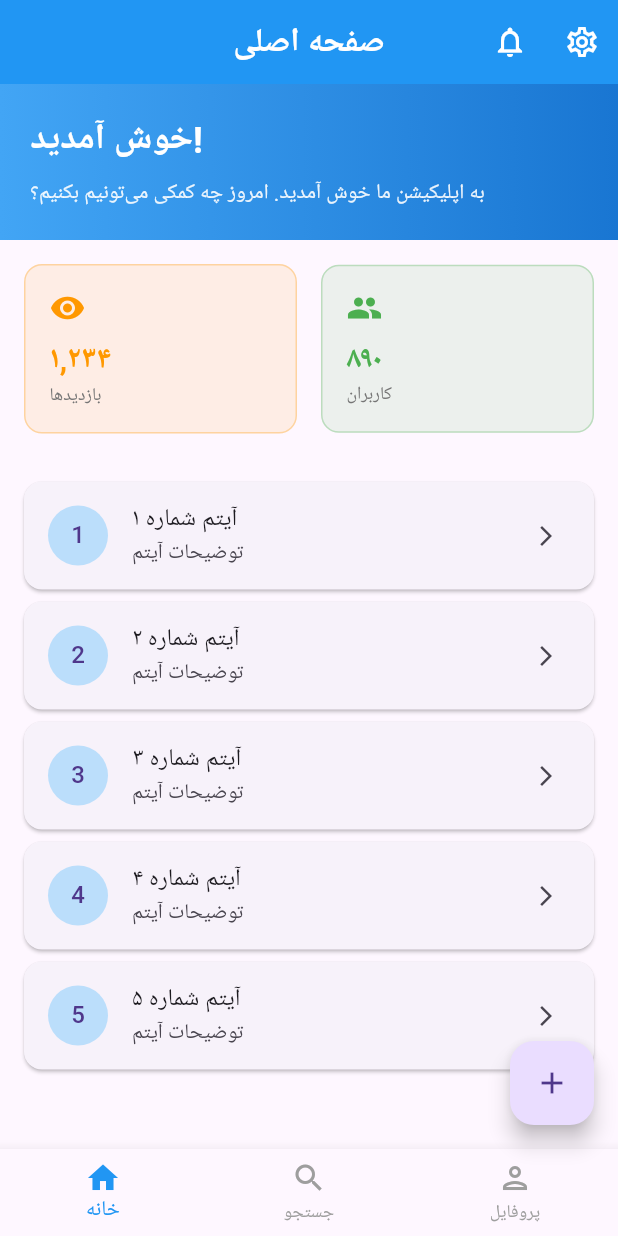
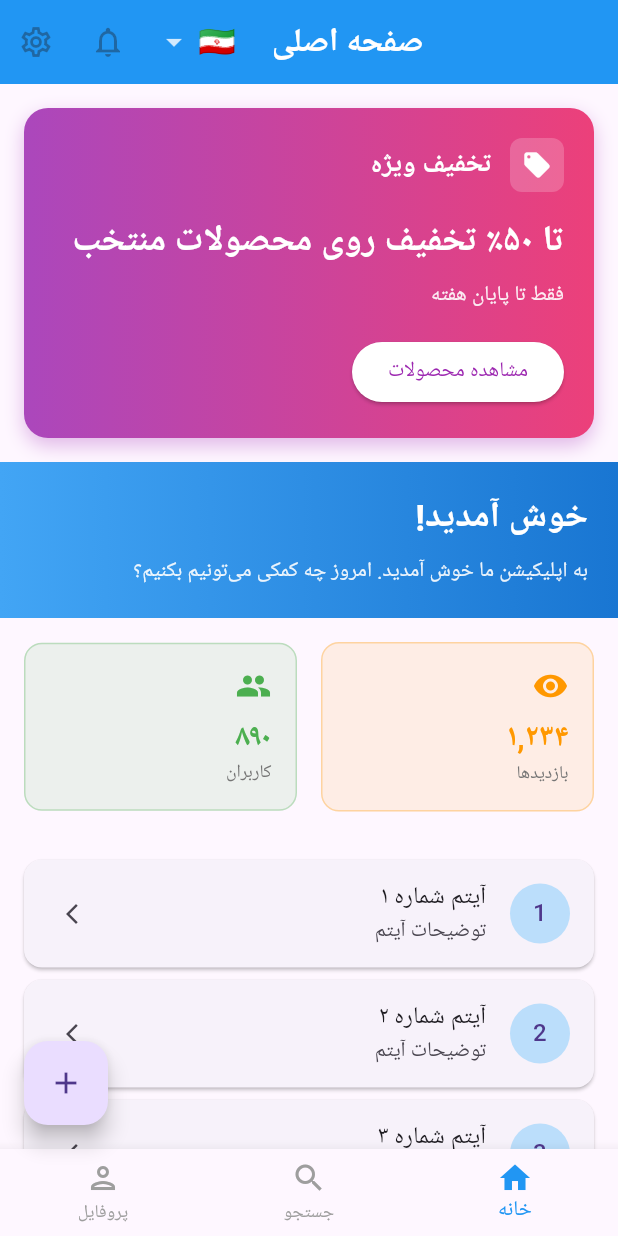
Before and after one commit to aaminhashemi/iran_maghsad, a Flutter app: the screen it shows after launch, on a phone screen of 412 x 824 dp. Run offline on Flutter 3.47's test engine with Material 3 defaults, Android fonts, the phone set to English and light mode, and no system bars; our stand-ins replace flutter_riverpod, go_router; Roboto replaces fonts that are missing (Vazir).

Commit message:
Implement multi language support

```diff
--- /dev/null
+++ b/lib/core/localization/locale_provider.dart
@@ -0,0 +1,36 @@
+import 'package:flutter/material.dart';
+
+// زبان‌های پشتیبانی شده
+enum AppLanguage {
+  english(Locale('en', 'US'), 'English', '🇺🇸'),
+  persian(Locale('fa', 'IR'), 'فارسی', '🇮🇷'),
+  arabic(Locale('ar', 'SA'), 'العربية', '🇸🇦');
+
+  final Locale locale;
+  final String name;
+  final String flag;
+
+  const AppLanguage(this.locale, this.name, this.flag);
+}
+
+// Provider مدیریت زبان
+class LocaleProvider extends ChangeNotifier {
+  // زبان پیش‌فرض: فارسی
+  Locale _locale = const Locale('fa', 'IR');
+
+  Locale get locale => _locale;
+
+  // تغییر زبان
+  void setLocale(AppLanguage language) {
+    _locale = language.locale;
+    notifyListeners(); // به همه ویجت‌ها خبر بده که زبان عوض شده
+  }
+
+  // گرفتن زبان فعلی
+  AppLanguage get currentLanguage {
+    return AppLanguage.values.firstWhere(
+          (lang) => lang.locale.languageCode == _locale.languageCode,
+      orElse: () => AppLanguage.persian,
+    );
+  }
+}
--- /dev/null
+++ b/lib/core/localization/strings.dart
@@ -0,0 +1,133 @@
+class Strings {
+  static String getWelcome(String langCode) {
+    switch (langCode) {
+      case 'fa':
+        return 'خوش آمدید!';
+      case 'ar':
+        return 'أهلاً وسهلاً!';
+      default:
+        return 'Welcome!';
+    }
+  }
+
+  static String getWelcomeMessage(String langCode) {
+    switch (langCode) {
+      case 'fa':
+        return 'به اپلیکیشن ما خوش آمدید. امروز چه کمکی می‌تونیم بکنیم؟';
+      case 'ar':
+        return 'مرحباً بك في تطبيقنا. كيف يمكننا مساعدتك اليوم؟';
+      default:
+        return 'Welcome to our app. How can we help you today?';
+    }
+  }
+
+  static String getVisits(String langCode) {
+    switch (langCode) {
+      case 'fa':
+        return 'بازدیدها';
+      case 'ar':
+        return 'الزيارات';
+      default:
+        return 'Visits';
+    }
+  }
+
+  static String getUsers(String langCode) {
+    switch (langCode) {
+      case 'fa':
+        return 'کاربران';
+      case 'ar':
+        return 'المستخدمون';
+      default:
+        return 'Users';
+    }
+  }
+
+  static String getSearch(String langCode) {
+    switch (langCode) {
+      case 'fa':
+        return 'جستجو';
+      case 'ar':
+        return 'بحث';
+      default:
+        return 'Search';
+    }
+  }
+
+  static String getProfile(String langCode) {
+    switch (langCode) {
+      case 'fa':
+        return 'پروفایل';
+      case 'ar':
+        return 'الملف الشخصي';
+      default:
+        return 'Profile';
+    }
+  }
+
+  static String getGuestUser(String langCode) {  // اینجا اسم متد رو درست کن
+    switch (langCode) {
+      case 'fa':
+        return 'کاربر مهمان';
+      case 'ar':
+        return 'مستخدم ضيف';
+      default:
+        return 'Guest User';
+    }
+  }
+
+  static String getLogin(String langCode) {  // اینجا هم
+    switch (langCode) {
+      case 'fa':
+        return 'ورود به حساب';
+      case 'ar':
+        return 'تسجيل الدخول';
+      default:
+        return 'Login';
+    }
+  }
+
+  static String getSpecialOffer(String langCode) {
+    switch (langCode) {
+      case 'fa':
+        return 'تخفیف ویژه';
+      case 'ar':
+        return 'خصم خاص';
+      default:
+        return 'Special Offer';
+    }
+  }
+
+  static String getOfferText(String langCode) {
+    switch (langCode) {
+      case 'fa':
+        return 'تا ۵۰٪ تخفیف روی محصولات منتخب';
+      case 'ar':
+        return 'خصم يصل إلى ٥٠٪ على المنتجات المختارة';
+      default:
+        return 'Up to 50% off on selected items';
+    }
+  }
+
+  static String getOfferEnd(String langCode) {
+    switch (langCode) {
+      case 'fa':
+        return 'فقط تا پایان هفته';
+      case 'ar':
+        return 'فقط حتى نهاية الأسبوع';
+      default:
+        return 'Only until end of week';
+    }
+  }
+
+  static String getViewProducts(String langCode) {
+    switch (langCode) {
+      case 'fa':
+        return 'مشاهده محصولات';
+      case 'ar':
+        return 'عرض المنتجات';
+      default:
+        return 'View Products';
+    }
+  }
+}
--- /dev/null
+++ b/lib/core/widgets/language_selector.dart
@@ -0,0 +1,59 @@
+import 'package:flutter/material.dart';
+import 'package:provider/provider.dart';
+import '../localization/locale_provider.dart';
+
+class LanguageSelector extends StatelessWidget {
+  const LanguageSelector({super.key});
+
+  @override
+  Widget build(BuildContext context) {
+    return Consumer<LocaleProvider>(
+      builder: (context, localeProvider, child) {
+        final currentLang = localeProvider.currentLanguage;
+
+        return PopupMenuButton<AppLanguage>(
+          tooltip: 'تغییر زبان',
+          icon: Row(
+            mainAxisSize: MainAxisSize.min,
+            children: [
+              Text(
+                currentLang.flag,
+                style: const TextStyle(fontSize: 20),
+              ),
+              const SizedBox(width: 4),
+              Icon(Icons.arrow_drop_down, color: Colors.white.withOpacity(0.8)),
+            ],
+          ),
+          onSelected: (AppLanguage language) {
+            localeProvider.setLocale(language);
+            // نمایش پیام کوتاه
+            ScaffoldMessenger.of(context).showSnackBar(
+              SnackBar(
+                content: Text('زبان به ${language.name} تغییر یافت'),
+                duration: const Duration(seconds: 1),
+              ),
+            );
+          },
+          itemBuilder: (BuildContext context) {
+            return AppLanguage.values.map((AppLanguage language) {
+              return PopupMenuItem<AppLanguage>(
+                value: language,
+                child: Row(
+                  children: [
+                    Text(language.flag, style: const TextStyle(fontSize: 20)),
+                    const SizedBox(width: 12),
+                    Text(language.name),
+                    if (language == currentLang) ...[
+                      const Spacer(),
+                      const Icon(Icons.check, color: Colors.blue, size: 18),
+                    ]
+                  ],
+                ),
+              );
+            }).toList();
+          },
+        );
+      },
+    );
+  }
+}
--- a/lib/features/home/views/home_screen.dart
+++ b/lib/features/home/views/home_screen.dart
@@ -1,60 +1,80 @@
 import 'package:flutter/material.dart';
-import 'package:flutter_riverpod/flutter_riverpod.dart';
+import 'package:provider/provider.dart';
+import 'package:go_router/go_router.dart';
+import '../../../core/localization/locale_provider.dart';
+import '../../../core/localization/strings.dart';
+import '../../../core/widgets/language_selector.dart';
 
-// Provider برای مدیریت داده‌های صفحه اصلی
-final homeDataProvider = FutureProvider<List<String>>((ref) async {
-  // شبیه‌سازی دریافت داده از API یا دیتابیس
-  await Future.delayed(const Duration(seconds: 1));
-  return [
-    'آیتم شماره ۱',
-    'آیتم شماره ۲',
-    'آیتم شماره ۳',
-    'آیتم شماره ۴',
-    'آیتم شماره ۵',
-  ];
-});
-
-class HomeScreen extends ConsumerStatefulWidget {
+// مدل ساده برای آیتم‌ها
+class HomeScreen extends StatefulWidget {
   const HomeScreen({super.key});
 
   @override
-  ConsumerState<HomeScreen> createState() => _HomeScreenState();
+  State<HomeScreen> createState() => _HomeScreenState();
 }
 
-class _HomeScreenState extends ConsumerState<HomeScreen> {
+class _HomeScreenState extends State<HomeScreen> {
   int _selectedIndex = 0;
+  List<String> _items = []; // لیست آیتم‌ها
+  bool _isLoading = true; // وضعیت لودینگ
 
-  // لیست صفحه‌های مختلف برای BottomNavigationBar
-  final List<Widget> _pages = [
-    const HomeTab(),
-    const SearchTab(),
-    const ProfileTab(),
-  ];
+  late List<Widget> _pages;
+
+  @override
+  void initState() {
+    super.initState();
+    _loadItems(); // لود آیتم‌ها هنگام شروع
+  }
+
+  // شبیه‌سازی دریافت داده
+  Future<void> _loadItems() async {
+    setState(() {
+      _isLoading = true;
+    });
+
+    await Future.delayed(const Duration(seconds: 1));
+
+    setState(() {
+      _items = ['آیتم شماره ۱', 'آیتم شماره ۲', 'آیتم شماره ۳', 'آیتم شماره ۴', 'آیتم شماره ۵'];
+      _isLoading = false;
+    });
+  }
 
   @override
   Widget build(BuildContext context) {
+    final locale = context.watch<LocaleProvider>().locale;
+    final langCode = locale.languageCode;
+
+    _pages = [
+      HomeTab(
+        langCode: langCode,
+        items: _items,
+        isLoading: _isLoading,
+        onRefresh: _loadItems,
+      ),
+      SearchTab(langCode: langCode),
+      ProfileTab(langCode: langCode),
+    ];
+
     return Scaffold(
       appBar: AppBar(
-        title: const Text(
+        title: Text(
           'صفحه اصلی',
-          style: TextStyle(fontWeight: FontWeight.bold),
+          style: const TextStyle(fontWeight: FontWeight.bold),
         ),
         centerTitle: true,
         elevation: 0,
         backgroundColor: Colors.blue,
         foregroundColor: Colors.white,
-        actions: [
+        actions: const [
+          LanguageSelector(),
           IconButton(
-            icon: const Icon(Icons.notifications_outlined),
-            onPressed: () {
-              // رفتن به صفحه نوتیفیکیشن
-            },
+            icon: Icon(Icons.notifications_outlined),
+            onPressed: null, // فعلاً غیرفعال
           ),
           IconButton(
-            icon: const Icon(Icons.settings_outlined),
-            onPressed: () {
-              // رفتن به صفحه تنظیمات
-            },
+            icon: Icon(Icons.settings_outlined),
+            onPressed: null, // فعلاً غیرفعال
           ),
         ],
       ),
@@ -69,21 +89,21 @@ class _HomeScreenState extends ConsumerState<HomeScreen> {
         type: BottomNavigationBarType.fixed,
         selectedItemColor: Colors.blue,
         unselectedItemColor: Colors.grey,
-        items: const [
+        items: [
           BottomNavigationBarItem(
-            icon: Icon(Icons.home_outlined),
-            activeIcon: Icon(Icons.home),
+            icon: const Icon(Icons.home_outlined),
+            activeIcon: const Icon(Icons.home),
             label: 'خانه',
           ),
           BottomNavigationBarItem(
-            icon: Icon(Icons.search_outlined),
-            activeIcon: Icon(Icons.search),
-            label: 'جستجو',
+            icon: const Icon(Icons.search_outlined),
+            activeIcon: const Icon(Icons.search),
+            label: Strings.getSearch(langCode),
           ),
           BottomNavigationBarItem(
-            icon: Icon(Icons.person_outlined),
-            activeIcon: Icon(Icons.person),
-            label: 'پروفایل',
+            icon: const Icon(Icons.person_outlined),
+            activeIcon: const Icon(Icons.person),
+            label: Strings.getProfile(langCode),
           ),
         ],
       ),
@@ -98,20 +118,107 @@ class _HomeScreenState extends ConsumerState<HomeScreen> {
 }
 
 // تب خانه
-class HomeTab extends ConsumerWidget {
-  const HomeTab({super.key});
+class HomeTab extends StatelessWidget {
+  final String langCode;
+  final List<String> items;
+  final bool isLoading;
+  final VoidCallback onRefresh;
+
+  const HomeTab({
+    super.key,
+    required this.langCode,
+    required this.items,
+    required this.isLoading,
+    required this.onRefresh,
+  });
 
   @override
-  Widget build(BuildContext context, WidgetRef ref) {
-    final itemsAsync = ref.watch(homeDataProvider);
-
+  Widget build(BuildContext context) {
     return RefreshIndicator(
       onRefresh: () async {
-        // برای آپدیت دستی صفحه
-        ref.invalidate(homeDataProvider);
+        onRefresh();
       },
       child: CustomScrollView(
         slivers: [
+          // بنر جدید
+          SliverToBoxAdapter(
+            child: Container(
+              margin: const EdgeInsets.all(16),
+              padding: const EdgeInsets.all(20),
+              decoration: BoxDecoration(
+                gradient: LinearGradient(
+                  colors: [Colors.purple.shade400, Colors.pink.shade400],
+                ),
+                borderRadius: BorderRadius.circular(16),
+                boxShadow: [
+                  BoxShadow(
+                    color: Colors.purple.withOpacity(0.3),
+                    blurRadius: 10,
+                    offset: const Offset(0, 5),
+                  ),
+                ],
+              ),
+              child: Column(
+                crossAxisAlignment: CrossAxisAlignment.start,
+                children: [
+                  Row(
+                    children: [
+                      Container(
+                        padding: const EdgeInsets.all(8),
+                        decoration: BoxDecoration(
+                          color: Colors.white.withOpacity(0.2),
+                          borderRadius: BorderRadius.circular(8),
+                        ),
+                        child: const Icon(
+                          Icons.local_offer,
+                          color: Colors.white,
+                          size: 20,
+                        ),
+                      ),
+                      const SizedBox(width: 12),
+                      Expanded(
+                        child: Text(
+                          Strings.getSpecialOffer(langCode),
+                          style: const TextStyle(
+                            color: Colors.white,
+                            fontSize: 18,
+                            fontWeight: FontWeight.bold,
+                          ),
+                        ),
+                      ),
+                    ],
+                  ),
+                  const SizedBox(height: 16),
+                  Text(
+                    Strings.getOfferText(langCode),
+                    style: const TextStyle(
+                      color: Colors.white,
+                      fontSize: 24,
+                      fontWeight: FontWeight.bold,
+                    ),
+                  ),
+                  const SizedBox(height: 8),
+                  Text(
+                    Strings.getOfferEnd(langCode),
+                    style: TextStyle(
+                      color: Colors.white.withOpacity(0.9),
+                      fontSize: 14,
+                    ),
+                  ),
+                  const SizedBox(height: 16),
+                  ElevatedButton(
+                    onPressed: () {},
+                    style: ElevatedButton.styleFrom(
+                      backgroundColor: Colors.white,
+                      foregroundColor: Colors.purple,
+                    ),
+                    child: Text(Strings.getViewProducts(langCode)),
+                  ),
+                ],
+              ),
+            ),
+          ),
+
           // هدر خوش‌آمدگویی
           SliverToBoxAdapter(
             child: Container(
@@ -125,8 +232,8 @@ class HomeTab extends ConsumerWidget {
                 crossAxisAlignment: CrossAxisAlignment.start,
                 children: [
                   Text(
-                    'خوش آمدید!',
-                    style: TextStyle(
+                    Strings.getWelcome(langCode),
+                    style: const TextStyle(
                       color: Colors.white,
                       fontSize: 24,
                       fontWeight: FontWeight.bold,
@@ -134,7 +241,7 @@ class HomeTab extends ConsumerWidget {
                   ),
                   const SizedBox(height: 8),
                   Text(
-                    'به اپلیکیشن ما خوش آمدید. امروز چه کمکی می‌تونیم بکنیم؟',
+                    Strings.getWelcomeMessage(langCode),
                     style: TextStyle(
                       color: Colors.white.withOpacity(0.9),
                       fontSize: 14,
@@ -153,7 +260,7 @@ class HomeTab extends ConsumerWidget {
                 children: [
                   Expanded(
                     child: _buildStatCard(
-                      'بازدیدها',
+                      Strings.getVisits(langCode),
                       '۱,۲۳۴',
                       Icons.visibility,
                       Colors.orange,
@@ -162,7 +269,7 @@ class HomeTab extends ConsumerWidget {
                   const SizedBox(width: 16),
                   Expanded(
                     child: _buildStatCard(
-                      'کاربران',
+                      Strings.getUsers(langCode),
                       '۸۹۰',
                       Icons.people,
                       Colors.green,
@@ -174,11 +281,19 @@ class HomeTab extends ConsumerWidget {
           ),
 
           // لیست آیتم‌ها
+          if (isLoading)
+            const SliverToBoxAdapter(
+              child: Center(
+                child: Padding(
+                  padding: EdgeInsets.all(32),
+                  child: CircularProgressIndicator(),
+                ),
+              ),
+            )
+          else
             SliverPadding(
               padding: const EdgeInsets.all(16),
-            sliver: itemsAsync.when(
-              data: (items) {
-                return SliverList(
+              sliver: SliverList(
                 delegate: SliverChildBuilderDelegate(
                       (context, index) {
                     return Card(
@@ -189,7 +304,13 @@ class HomeTab extends ConsumerWidget {
                           child: Text('${index + 1}'),
                         ),
                         title: Text(items[index]),
-                          subtitle: const Text('توضیحات آیتم'),
+                        subtitle: Text(
+                          langCode == 'fa'
+                              ? 'توضیحات آیتم'
+                              : (langCode == 'ar'
+                              ? 'وصف العنصر'
+                              : 'Item description'),
+                        ),
                         trailing: const Icon(Icons.arrow_forward_ios, size: 16),
                         onTap: () {
                           // رفتن به صفحه جزئیات
@@ -199,42 +320,6 @@ class HomeTab extends ConsumerWidget {
                   },
                   childCount: items.length,
                 ),
-                );
-              },
-              error: (error, stack) {
-                return SliverToBoxAdapter(
-                  child: Center(
-                    child: Column(
-                      children: [
-                        const Icon(
-                          Icons.error_outline,
-                          color: Colors.red,
-                          size: 60,
-                        ),
-                        const SizedBox(height: 16),
-                        Text('خطا: $error'),
-                        const SizedBox(height: 16),
-                        ElevatedButton(
-                          onPressed: () {
-                            ref.invalidate(homeDataProvider);
-                          },
-                          child: const Text('تلاش مجدد'),
-                        ),
-                      ],
-                    ),
-                  ),
-                );
-              },
-              loading: () {
-                return const SliverToBoxAdapter(
-                  child: Center(
-                    child: Padding(
-                      padding: EdgeInsets.all(32),
-                      child: CircularProgressIndicator(),
-                    ),
-                  ),
-                );
-              },
               ),
             ),
         ],
@@ -278,7 +363,8 @@ class HomeTab extends ConsumerWidget {
 
 // تب جستجو
 class SearchTab extends StatelessWidget {
-  const SearchTab({super.key});
+  final String langCode;
+  const SearchTab({super.key, required this.langCode});
 
   @override
   Widget build(BuildContext context) {
@@ -286,18 +372,11 @@ class SearchTab extends StatelessWidget {
       child: Column(
         mainAxisAlignment: MainAxisAlignment.center,
         children: [
-          Icon(
-            Icons.search,
-            size: 80,
-            color: Colors.grey.shade400,
-          ),
+          Icon(Icons.search, size: 80, color: Colors.grey.shade400),
           const SizedBox(height: 16),
           Text(
-            'جستجو',
-            style: TextStyle(
-              fontSize: 20,
-              color: Colors.grey.shade600,
-            ),
+            Strings.getSearch(langCode),
+            style: TextStyle(fontSize: 20, color: Colors.grey.shade600),
           ),
         ],
       ),
@@ -307,7 +386,8 @@ class SearchTab extends StatelessWidget {
 
 // تب پروفایل
 class ProfileTab extends StatelessWidget {
-  const ProfileTab({super.key});
+  final String langCode;
+  const ProfileTab({super.key, required this.langCode});
 
   @override
   Widget build(BuildContext context) {
@@ -318,35 +398,24 @@ class ProfileTab extends StatelessWidget {
           CircleAvatar(
             radius: 50,
             backgroundColor: Colors.blue.shade100,
-            child: const Icon(
-              Icons.person,
-              size: 50,
-              color: Colors.blue,
-            ),
+            child: const Icon(Icons.person, size: 50, color: Colors.blue),
           ),
           const SizedBox(height: 16),
-          const Text(
-            'کاربر مهمان',
-            style: TextStyle(
-              fontSize: 24,
-              fontWeight: FontWeight.bold,
-            ),
+          Text(
+            Strings.getGuestUser(langCode),
+            style: const TextStyle(fontSize: 24, fontWeight: FontWeight.bold),
           ),
           const SizedBox(height: 8),
           Text(
             'guest@example.com',
-            style: TextStyle(
-              fontSize: 16,
-              color: Colors.grey.shade600,
-            ),
+            style: TextStyle(fontSize: 16, color: Colors.grey.shade600),
           ),
           const SizedBox(height: 32),
           ElevatedButton(
             onPressed: () {
-              // رفتن به صفحه ورود
-              Navigator.pushReplacementNamed(context, '/login');
+              context.go('/login');
             },
-            child: const Text('ورود به حساب'),
+            child: Text(Strings.getLogin(langCode)),
           ),
         ],
       ),
--- a/lib/features/splash/views/splash_screen.dart
+++ b/lib/features/splash/views/splash_screen.dart
@@ -1,15 +1,14 @@
 import 'package:flutter/material.dart';
-import 'package:flutter_riverpod/flutter_riverpod.dart';
-import 'package:go_router/go_router.dart';  // این رو اضافه کن
+import 'package:go_router/go_router.dart';  // برای مسیریابی
 
-class SplashScreen extends ConsumerStatefulWidget {
+class SplashScreen extends StatefulWidget {
   const SplashScreen({super.key});
 
   @override
-  ConsumerState<SplashScreen> createState() => _SplashScreenState();
+  State<SplashScreen> createState() => _SplashScreenState();
 }
 
-class _SplashScreenState extends ConsumerState<SplashScreen> {
+class _SplashScreenState extends State<SplashScreen> {
   @override
   void initState() {
     super.initState();
@@ -19,8 +18,8 @@ class _SplashScreenState extends ConsumerState<SplashScreen> {
   void _navigateToHome() async {
     await Future.delayed(const Duration(seconds: 3));
     if (mounted) {
-      // استفاده از GoRouter به جای Navigator
-      context.go('/home');  // یا context.pushReplacementNamed('/home')
+      // استفاده از GoRouter برای انتقال به صفحه اصلی
+      context.go('/home');
     }
   }
 
--- a/lib/main.dart
+++ b/lib/main.dart
@@ -1,27 +1,43 @@
 import 'package:flutter/material.dart';
-import 'package:flutter_riverpod/flutter_riverpod.dart';
+import 'package:flutter_localizations/flutter_localizations.dart'; // این رو اضافه کن
+import 'package:provider/provider.dart';
 import 'core/routes/app_router.dart';
+import 'core/localization/locale_provider.dart';
 
 void main() {
   runApp(
-    const ProviderScope(
-      child: MyApp(),
+    ChangeNotifierProvider(
+      create: (_) => LocaleProvider(),
+      child: const MyApp(),
     ),
   );
 }
 
-class MyApp extends ConsumerWidget {
+class MyApp extends StatelessWidget {
   const MyApp({super.key});
 
   @override
-  Widget build(BuildContext context, WidgetRef ref) {
+  Widget build(BuildContext context) {
+    final locale = context.watch<LocaleProvider>().locale;
+
     return MaterialApp.router(
       title: 'اپلیکیشن من',
       debugShowCheckedModeBanner: false,
+      locale: locale,
+      supportedLocales: const [
+        Locale('en', 'US'), // انگلیسی
+        Locale('fa', 'IR'), // فارسی
+        Locale('ar', 'SA'), // عربی
+      ],
+      // این سه خط رو اضافه کن
+      localizationsDelegates: const [
+        GlobalMaterialLocalizations.delegate,
+        GlobalWidgetsLocalizations.delegate,
+        GlobalCupertinoLocalizations.delegate,
+      ],
       theme: ThemeData(
         primarySwatch: Colors.blue,
         useMaterial3: true,
-        fontFamily: 'Vazir', // اگه فونت فارسی داری
       ),
       routerConfig: appRouter,
     );
--- a/pubspec.yaml
+++ b/pubspec.yaml
@@ -34,8 +34,11 @@ dependencies:
   # The following adds the Cupertino Icons font to your application.
   # Use with the CupertinoIcons class for iOS style icons.
   cupertino_icons: ^1.0.8
-  flutter_riverpod: ^3.2.1
   go_router: ^17.1.0
+  provider: ^6.1.5+1
+  flutter_localizations:
+    sdk: flutter
+  intl: ^0.20.2
 
 dev_dependencies:
   flutter_test:
```
Also changed, not shown: pubspec.lock. Lines whose indentation alone changed are shown as unchanged.
